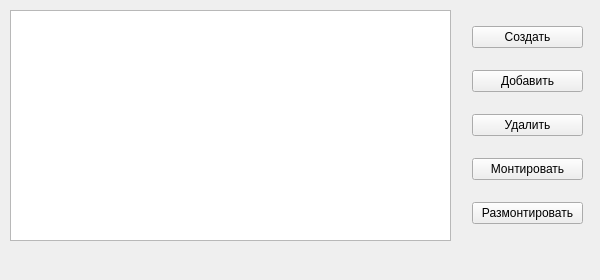
dumitory-dev/VED, file ved/UserPrograms/GUI/mainwindow.ui: the form before one commit.
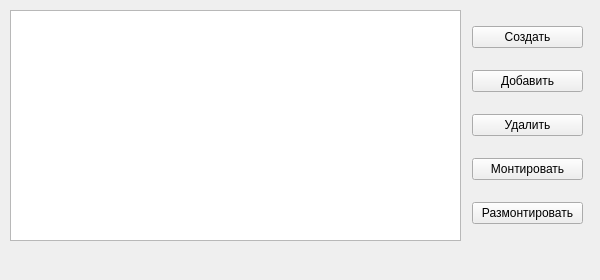
The form after the commit.

The edit to the form file:
```diff
--- a/ved/UserPrograms/GUI/mainwindow.ui
+++ b/ved/UserPrograms/GUI/mainwindow.ui
@@ -41,17 +41,7 @@
      <verstretch>0</verstretch>
     </sizepolicy>
    </property>
-   <widget class="QTableView" name="tableView">
-    <property name="geometry">
-     <rect>
-      <x>10</x>
-      <y>10</y>
-      <width>441</width>
-      <height>231</height>
-     </rect>
-    </property>
-   </widget>
-   <widget class="QWidget" name="">
+   <widget class="QWidget" name="layoutWidget">
     <property name="geometry">
      <rect>
       <x>472</x>
@@ -98,6 +88,16 @@
      </item>
     </layout>
    </widget>
+   <widget class="QTableView" name="tableView">
+    <property name="geometry">
+     <rect>
+      <x>10</x>
+      <y>10</y>
+      <width>451</width>
+      <height>231</height>
+     </rect>
+    </property>
+   </widget>
   </widget>
   <widget class="QMenuBar" name="menubar">
    <property name="geometry">
```
Left out of the diff: 2 changed lines with no effect on the pictures.
